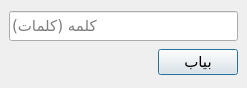
Old version of the form src/wordsearchform.ui in the repository abroshan39/ghazal.
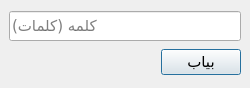
New version of the form.

What changed in the file:
```diff
--- a/src/wordsearchform.ui
+++ b/src/wordsearchform.ui
@@ -6,7 +6,7 @@
    <rect>
     <x>0</x>
     <y>0</y>
-    <width>247</width>
+    <width>250</width>
     <height>88</height>
    </rect>
   </property>
```
